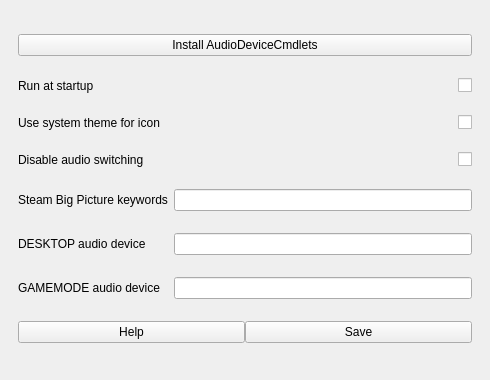
Above: src/ui/design.ui from Odizinne/bigpicturetv before the change. Below: the same form after it.
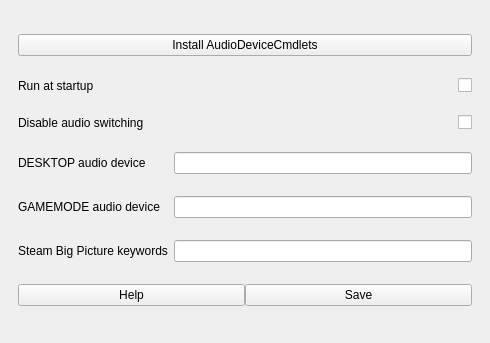
That is the form after the change.

Commit message: removed icon system theme, removed pystray, handle tray icon with qt

Diff of the .ui file:
```diff
--- a/src/ui/design.ui
+++ b/src/ui/design.ui
@@ -7,7 +7,7 @@
     <x>0</x>
     <y>0</y>
     <width>490</width>
-    <height>380</height>
+    <height>343</height>
    </rect>
   </property>
   <property name="sizePolicy">
@@ -24,27 +24,68 @@
     <item row="0" column="0">
      <widget class="QFrame" name="gridFrame">
       <layout class="QGridLayout" name="gridLayout">
-       <item row="6" column="1">
-        <widget class="QLineEdit" name="gamemodeEntry"/>
+       <item row="1" column="0">
+        <widget class="QLabel" name="label_5">
+         <property name="text">
+          <string>Run at startup</string>
+         </property>
+        </widget>
        </item>
-       <item row="3" column="0">
+       <item row="2" column="1">
+        <widget class="QCheckBox" name="disableAudioCheckbox">
+         <property name="layoutDirection">
+          <enum>Qt::RightToLeft</enum>
+         </property>
+         <property name="text">
+          <string/>
+         </property>
+        </widget>
+       </item>
+       <item row="2" column="0">
         <widget class="QLabel" name="label_6">
          <property name="text">
           <string>Disable audio switching</string>
          </property>
         </widget>
        </item>
+       <item row="0" column="0" colspan="2">
+        <widget class="QPushButton" name="audioInstallButton">
+         <property name="text">
+          <string>Install AudioDeviceCmdlets</string>
+         </property>
+        </widget>
+       </item>
+       <item row="1" column="1">
+        <widget class="QCheckBox" name="startupCheckBox">
+         <property name="layoutDirection">
+          <enum>Qt::RightToLeft</enum>
+         </property>
+         <property name="text">
+          <string/>
+         </property>
+        </widget>
+       </item>
+       <item row="3" column="0">
+        <widget class="QLabel" name="label_2">
+         <property name="text">
+          <string>DESKTOP audio device</string>
+         </property>
+        </widget>
+       </item>
        <item row="3" column="1">
-        <widget class="QCheckBox" name="disableAudioCheckbox">
-         <property name="layoutDirection">
-          <enum>Qt::RightToLeft</enum>
-         </property>
-         <property name="text">
-          <string/>
-         </property>
-        </widget>
+        <widget class="QLineEdit" name="desktopEntry"/>
+       </item>
+       <item row="4" column="1">
+        <widget class="QLineEdit" name="gamemodeEntry"/>
        </item>
        <item row="4" column="0">
+        <widget class="QLabel" name="label_3">
+         <property name="text">
+          <string>GAMEMODE audio device</string>
+         </property>
+        </widget>
+       </item>
+       <item row="5" column="0">
         <widget class="QLabel" name="label">
          <property name="autoFillBackground">
           <bool>false</bool>
@@ -54,48 +95,10 @@
          </property>
         </widget>
        </item>
-       <item row="1" column="0">
-        <widget class="QLabel" name="label_5">
-         <property name="text">
-          <string>Run at startup</string>
-         </property>
-        </widget>
+       <item row="5" column="1">
+        <widget class="QLineEdit" name="steamEntry"/>
        </item>
-       <item row="6" column="0">
-        <widget class="QLabel" name="label_3">
-         <property name="text">
-          <string>GAMEMODE audio device</string>
-         </property>
-        </widget>
-       </item>
-       <item row="5" column="0">
-        <widget class="QLabel" name="label_2">
-         <property name="text">
-          <string>DESKTOP audio device</string>
-         </property>
-        </widget>
-       </item>
-       <item row="1" column="1">
-        <widget class="QCheckBox" name="startupCheckBox">
-         <property name="layoutDirection">
-          <enum>Qt::RightToLeft</enum>
-         </property>
-         <property name="text">
-          <string/>
-         </property>
-        </widget>
-       </item>
-       <item row="2" column="1">
-        <widget class="QCheckBox" name="systemThemeBox">
-         <property name="layoutDirection">
-          <enum>Qt::RightToLeft</enum>
-         </property>
-         <property name="text">
-          <string/>
-         </property>
-        </widget>
-       </item>
-       <item row="7" column="0" colspan="2">
+       <item row="6" column="0" colspan="2">
         <widget class="QFrame" name="buttonsFrame">
          <property name="sizePolicy">
           <sizepolicy hsizetype="Preferred" vsizetype="Fixed">
@@ -136,26 +139,6 @@
          </layout>
         </widget>
        </item>
-       <item row="2" column="0">
-        <widget class="QLabel" name="label_4">
-         <property name="text">
-          <string>Use system theme for icon</string>
-         </property>
-        </widget>
-       </item>
-       <item row="5" column="1">
-        <widget class="QLineEdit" name="desktopEntry"/>
-       </item>
-       <item row="4" column="1">
-        <widget class="QLineEdit" name="steamEntry"/>
-       </item>
-       <item row="0" column="0" colspan="2">
-        <widget class="QPushButton" name="audioInstallButton">
-         <property name="text">
-          <string>Install AudioDeviceCmdlets</string>
-         </property>
-        </widget>
-       </item>
       </layout>
      </widget>
     </item>
```
The commit also changes 7 other files.
